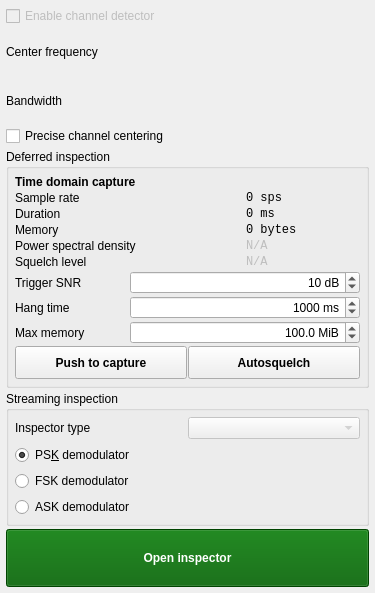
First picture: the form in Default/Inspection/InspToolWidget.ui, repository BatchDrake/SigDigger, before the edit.
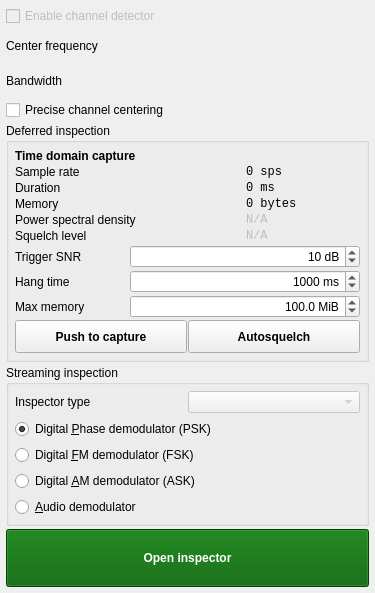
Second picture: the form after the edit. Custom widgets are drawn as their Qt base class.

```diff
--- a/Default/Inspection/InspToolWidget.ui
+++ b/Default/Inspection/InspToolWidget.ui
@@ -103,37 +103,6 @@
       <property name="verticalSpacing">
        <number>6</number>
       </property>
-      <item row="3" column="0" colspan="2">
-       <widget class="QRadioButton" name="askRadio">
-        <property name="text">
-         <string>ASK demodulator</string>
-        </property>
-       </widget>
-      </item>
-      <item row="1" column="0" colspan="2">
-       <widget class="QRadioButton" name="pskRadio">
-        <property name="text">
-         <string>PS&amp;K demodulator</string>
-        </property>
-        <property name="checked">
-         <bool>true</bool>
-        </property>
-       </widget>
-      </item>
-      <item row="2" column="0" colspan="2">
-       <widget class="QRadioButton" name="fskRadio">
-        <property name="text">
-         <string>FSK demodulator</string>
-        </property>
-       </widget>
-      </item>
-      <item row="0" column="0">
-       <widget class="QLabel" name="label_10">
-        <property name="text">
-         <string>Inspector type</string>
-        </property>
-       </widget>
-      </item>
       <item row="0" column="1">
        <widget class="QComboBox" name="inspectorCombo">
         <property name="enabled">
@@ -147,6 +116,56 @@
         </property>
        </widget>
       </item>
+      <item row="2" column="0" colspan="2">
+       <widget class="QRadioButton" name="pskRadio">
+        <property name="text">
+         <string>Digital &amp;Phase demodulator (PSK)</string>
+        </property>
+        <property name="checked">
+         <bool>true</bool>
+        </property>
+        <attribute name="buttonGroup">
+         <string notr="true">buttonGroup</string>
+        </attribute>
+       </widget>
+      </item>
+      <item row="4" column="0" colspan="2">
+       <widget class="QRadioButton" name="askRadio">
+        <property name="text">
+         <string>Digital &amp;AM demodulator (ASK)</string>
+        </property>
+        <attribute name="buttonGroup">
+         <string notr="true">buttonGroup</string>
+        </attribute>
+       </widget>
+      </item>
+      <item row="0" column="0">
+       <widget class="QLabel" name="label_10">
+        <property name="text">
+         <string>Inspector type</string>
+        </property>
+       </widget>
+      </item>
+      <item row="3" column="0" colspan="2">
+       <widget class="QRadioButton" name="fskRadio">
+        <property name="text">
+         <string>Digital &amp;FM demodulator (FSK)</string>
+        </property>
+        <attribute name="buttonGroup">
+         <string notr="true">buttonGroup</string>
+        </attribute>
+       </widget>
+      </item>
+      <item row="5" column="0">
+       <widget class="QRadioButton" name="audioRadio">
+        <property name="text">
+         <string>&amp;Audio demodulator</string>
+        </property>
+        <attribute name="buttonGroup">
+         <string notr="true">buttonGroup</string>
+        </attribute>
+       </widget>
+      </item>
      </layout>
     </widget>
    </item>
```
Left out of the diff: 3 changed lines with no effect on the pictures.
